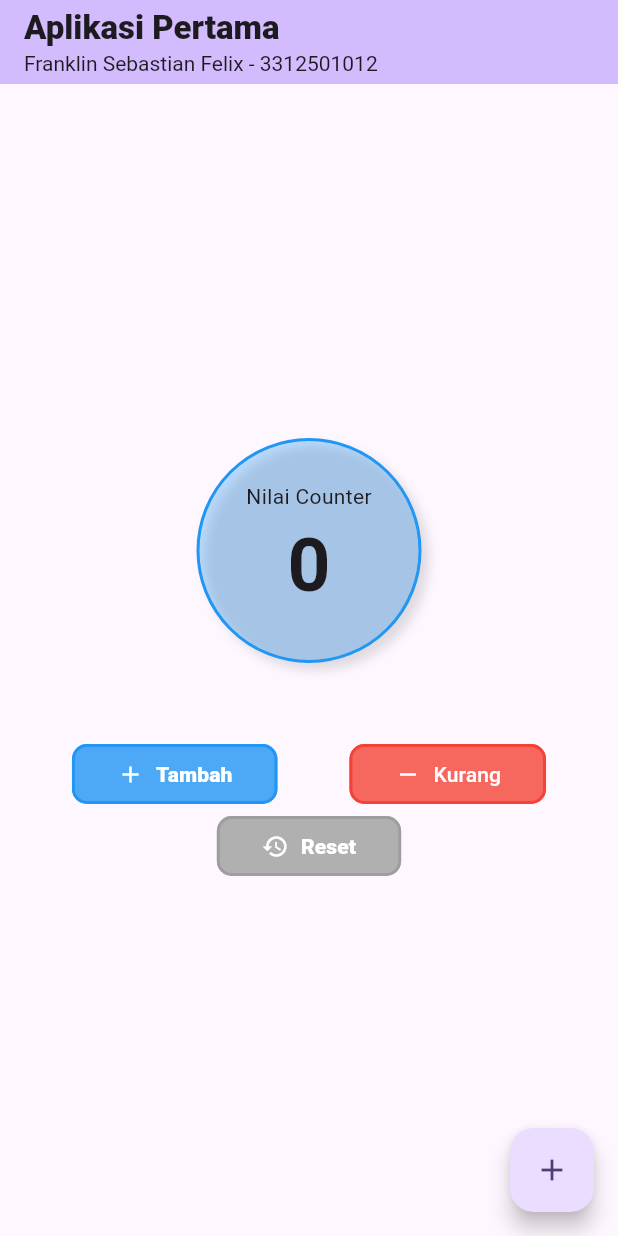
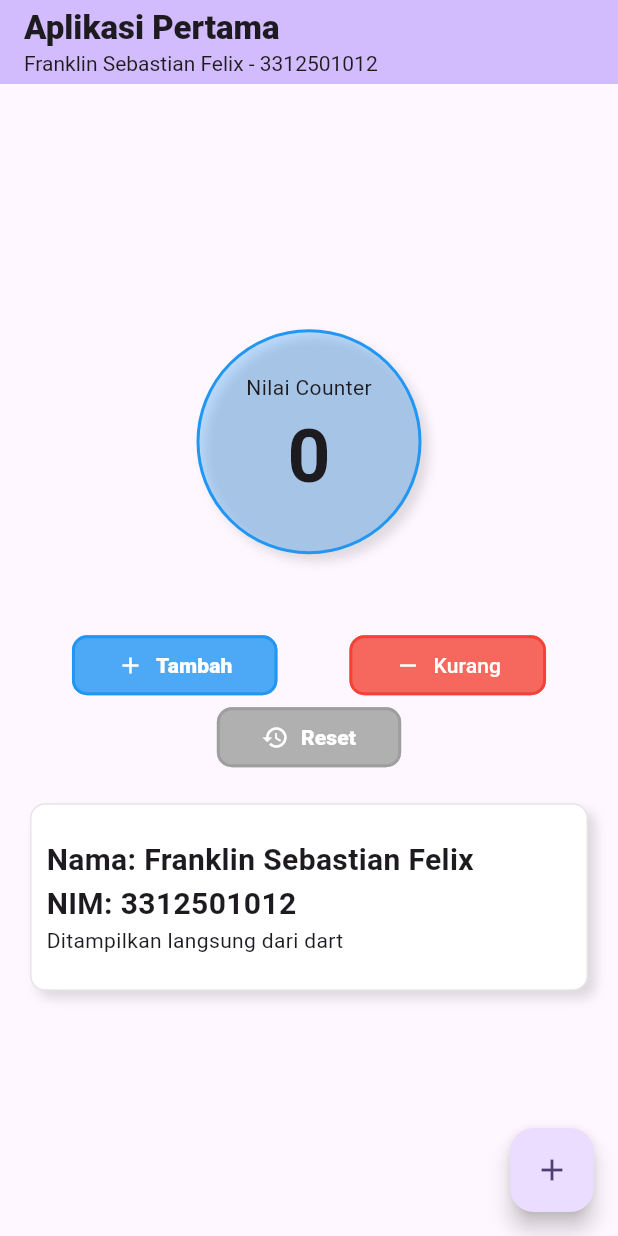
Before and after one commit to FranklinChang08/praktikum-tugas1-flutter-3312501012, a Flutter app: the screen it shows after launch, on a phone screen of 412 x 824 dp. Run offline on Flutter 3.47's test engine with Material 3 defaults, Android fonts, the phone set to English and light mode, and no system bars.

Commit message:
Add - Menambahkan card berisi data mahasiswa berupa nama dan nim yang diambil dari variabel dart

```diff
--- a/lib/main.dart
+++ b/lib/main.dart
@@ -176,6 +176,43 @@ class _MyHomePageState extends State<MyHomePage> {
                 style: TextStyle(fontWeight: FontWeight.w900),
               ),
             ),
+
+            SizedBox(height: 20),
+
+            Container(
+              width: double.infinity,
+              margin: EdgeInsets.symmetric(horizontal: 20),
+              height: 125,
+              padding: EdgeInsets.all(10),
+              decoration: BoxDecoration(
+                color: Colors.white,
+                borderRadius: BorderRadius.circular(10),
+                border: Border.all(color: Colors.black12.withOpacity(0.1)),
+                boxShadow: [
+                  BoxShadow(
+                    color: Colors.black12,
+                    blurRadius: 5,
+                    offset: Offset(5, 5),
+                  ),
+                ],
+              ),
+
+              child: Column(
+                mainAxisAlignment: MainAxisAlignment.center,
+                crossAxisAlignment: CrossAxisAlignment.start,
+                children: [
+                  Text(
+                    'Nama: ${widget.nama}',
+                    style: TextStyle(fontSize: 20, fontWeight: FontWeight.w600),
+                  ),
+                  Text(
+                    'NIM: ${widget.nim}',
+                    style: TextStyle(fontSize: 20, fontWeight: FontWeight.w600),
+                  ),
+                  Text('Ditampilkan langsung dari dart'),
+                ],
+              ),
+            ),
           ],
         ),
       ),
```
